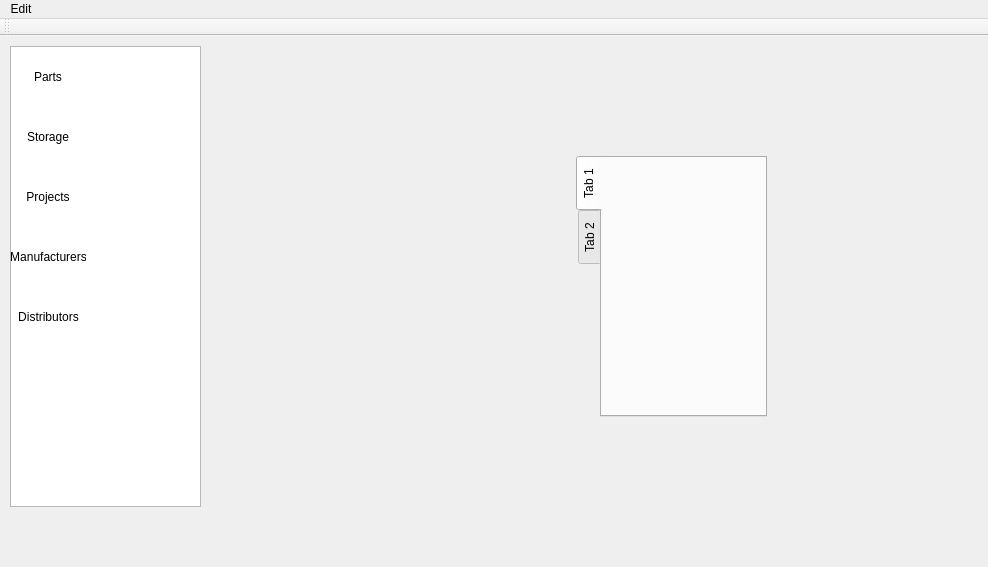
Before: the Qt Designer form src/mainwindow.ui in jassuncao/myparts, drawn with Qt 5.
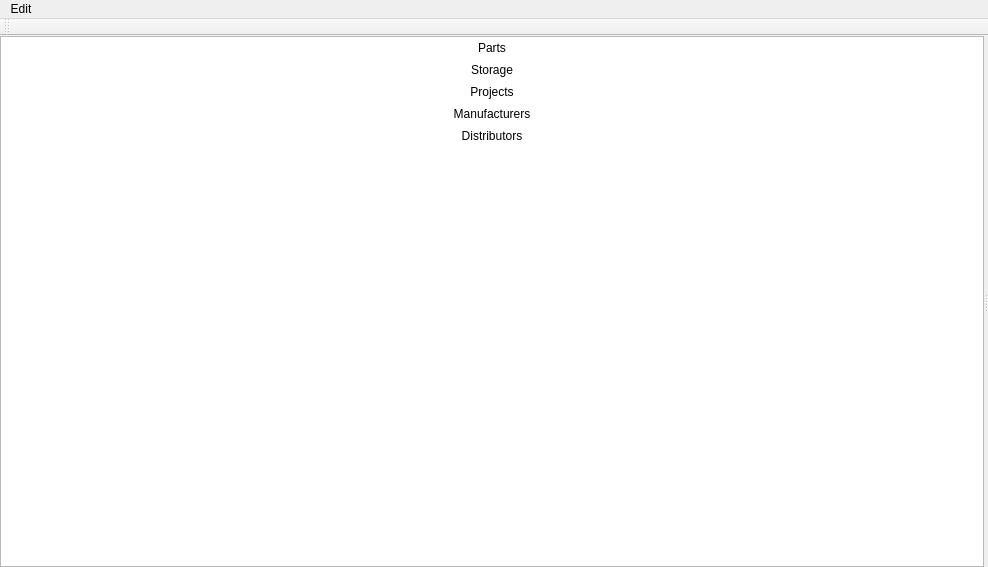
After: the same form once the commit is applied. Icons and pictures are not drawn. Custom widgets are drawn as their Qt base class.

Commit message: * The Navigator widget kinda works like intended

Patch:
```diff
--- a/src/mainwindow.ui
+++ b/src/mainwindow.ui
@@ -14,15 +14,46 @@
    <string>MainWindow</string>
   </property>
   <widget class="QWidget" name="centralWidget">
-   <widget class="QListWidget" name="listWidget">
-    <property name="geometry">
-     <rect>
-      <x>10</x>
-      <y>10</y>
-      <width>191</width>
-      <height>461</height>
-     </rect>
+   <layout class="QVBoxLayout" name="verticalLayout">
+    <property name="spacing">
+     <number>6</number>
     </property>
+    <property name="leftMargin">
+     <number>0</number>
+    </property>
+    <property name="topMargin">
+     <number>0</number>
+    </property>
+    <property name="rightMargin">
+     <number>0</number>
+    </property>
+    <property name="bottomMargin">
+     <number>0</number>
+    </property>
+    <item>
+     <widget class="QSplitter" name="splitter">
+      <property name="orientation">
+       <enum>Qt::Horizontal</enum>
+      </property>
+      <widget class="QWidget" name="widget" native="true">
+       <layout class="QHBoxLayout" name="horizontalLayout">
+        <property name="spacing">
+         <number>0</number>
+        </property>
+        <property name="leftMargin">
+         <number>0</number>
+        </property>
+        <property name="topMargin">
+         <number>0</number>
+        </property>
+        <property name="rightMargin">
+         <number>0</number>
+        </property>
+        <property name="bottomMargin">
+         <number>0</number>
+        </property>
+        <item>
+         <widget class="Navigator" name="listWidget">
     <property name="sizePolicy">
      <sizepolicy hsizetype="Preferred" vsizetype="Expanding">
       <horstretch>0</horstretch>
@@ -40,34 +71,19 @@
     <property name="selectionBehavior">
      <enum>QAbstractItemView::SelectRows</enum>
     </property>
-    <property name="textElideMode">
-     <enum>Qt::ElideNone</enum>
-    </property>
-    <property name="flow">
-     <enum>QListView::TopToBottom</enum>
-    </property>
-    <property name="isWrapping" stdset="0">
-     <bool>false</bool>
-    </property>
-    <property name="gridSize">
+          <property name="iconSize">
      <size>
-      <width>140</width>
-      <height>60</height>
-     </size>
-    </property>
-    <property name="viewMode">
-     <enum>QListView::IconMode</enum>
-    </property>
-    <property name="uniformItemSizes">
-     <bool>true</bool>
-    </property>
-    <property name="wordWrap">
-     <bool>false</bool>
-    </property>
+            <width>32</width>
+            <height>32</height>
+           </size>
+          </property>
     <item>
      <property name="text">
       <string>Parts</string>
      </property>
+           <property name="textAlignment">
+            <set>AlignHCenter|AlignVCenter|AlignCenter</set>
+           </property>
      <property name="icon">
       <iconset>
        <normalon>:/largeIcons/page_parts</normalon>
@@ -81,6 +97,9 @@
      <property name="text">
       <string>Storage</string>
      </property>
+           <property name="textAlignment">
+            <set>AlignHCenter|AlignVCenter|AlignCenter</set>
+           </property>
      <property name="icon">
       <iconset>
        <normalon>:/largeIcons/page_storage</normalon>
@@ -94,6 +113,9 @@
      <property name="text">
       <string>Projects</string>
      </property>
+           <property name="textAlignment">
+            <set>AlignHCenter|AlignVCenter|AlignCenter</set>
+           </property>
      <property name="icon">
       <iconset>
        <normalon>:/largeIcons/page_projects</normalon>
@@ -107,6 +129,9 @@
      <property name="text">
       <string>Manufacturers</string>
      </property>
+           <property name="textAlignment">
+            <set>AlignHCenter|AlignVCenter|AlignCenter</set>
+           </property>
      <property name="icon">
       <iconset>
        <normalon>:/largeIcons/options_manufacturers</normalon>
@@ -120,6 +145,9 @@
      <property name="text">
       <string>Distributors</string>
      </property>
+           <property name="textAlignment">
+            <set>AlignHCenter|AlignVCenter|AlignCenter</set>
+           </property>
      <property name="icon">
       <iconset>
        <normalon>:/largeIcons/options_distributors</normalon>
@@ -130,66 +158,13 @@
      </property>
     </item>
    </widget>
-   <widget class="QStackedWidget" name="stackedWidget">
-    <property name="geometry">
-     <rect>
-      <x>290</x>
-      <y>10</y>
-      <width>311</width>
-      <height>441</height>
-     </rect>
-    </property>
-    <widget class="QWidget" name="page"/>
-    <widget class="QWidget" name="page_2"/>
-   </widget>
-   <widget class="QTabWidget" name="tabWidget">
-    <property name="geometry">
-     <rect>
-      <x>576</x>
-      <y>120</y>
-      <width>191</width>
-      <height>261</height>
-     </rect>
-    </property>
-    <property name="tabPosition">
-     <enum>QTabWidget::West</enum>
-    </property>
-    <property name="tabShape">
-     <enum>QTabWidget::Rounded</enum>
-    </property>
-    <property name="iconSize">
-     <size>
-      <width>32</width>
-      <height>32</height>
-     </size>
-    </property>
-    <property name="elideMode">
-     <enum>Qt::ElideNone</enum>
-    </property>
-    <property name="tabsClosable">
-     <bool>false</bool>
-    </property>
-    <property name="movable">
-     <bool>false</bool>
-    </property>
-    <property name="tabBarAutoHide">
-     <bool>false</bool>
-    </property>
-    <widget class="QWidget" name="tab">
-     <attribute name="icon">
-      <iconset resource="resources.qrc">
-       <normaloff>:/largeIcons/page_parts</normaloff>:/largeIcons/page_parts</iconset>
-     </attribute>
-     <attribute name="title">
-      <string>Tab 1</string>
-     </attribute>
-    </widget>
-    <widget class="QWidget" name="tab_2">
-     <attribute name="title">
-      <string>Tab 2</string>
-     </attribute>
-    </widget>
-   </widget>
+        </item>
+       </layout>
+      </widget>
+      <widget class="QStackedWidget" name="stackedWidget"/>
+     </widget>
+    </item>
+   </layout>
   </widget>
   <widget class="QToolBar" name="toolBar">
    <property name="windowTitle">
@@ -245,8 +220,13 @@
   </action>
  </widget>
  <layoutdefault spacing="6" margin="11"/>
- <resources>
-  <include location="resources.qrc"/>
- </resources>
+ <customwidgets>
+  <customwidget>
+   <class>Navigator</class>
+   <extends>QListWidget</extends>
+   <header>widgets/navigator.h</header>
+  </customwidget>
+ </customwidgets>
+ <resources/>
  <connections/>
 </ui>
```
Left out of the diff: 5 changed lines with no effect on the pictures. Lines whose indentation alone changed are shown as unchanged. The commit also changes 4 other files.
